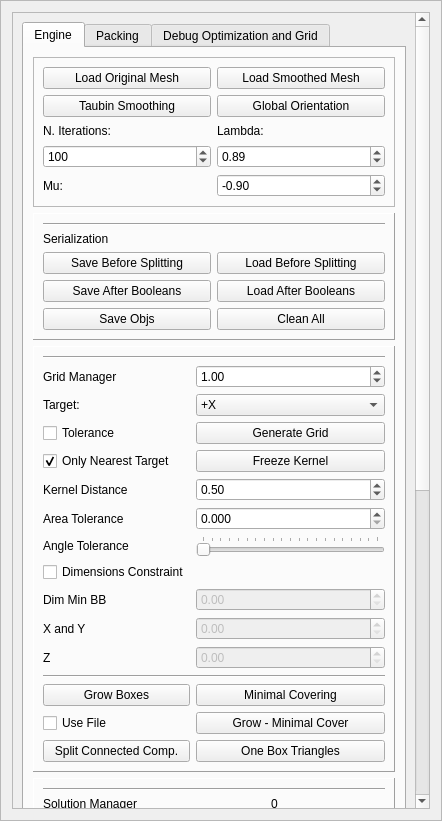
alemuntoni/HeightFieldDecomposition, file GUI/managers/enginemanager.ui: the form before one commit.
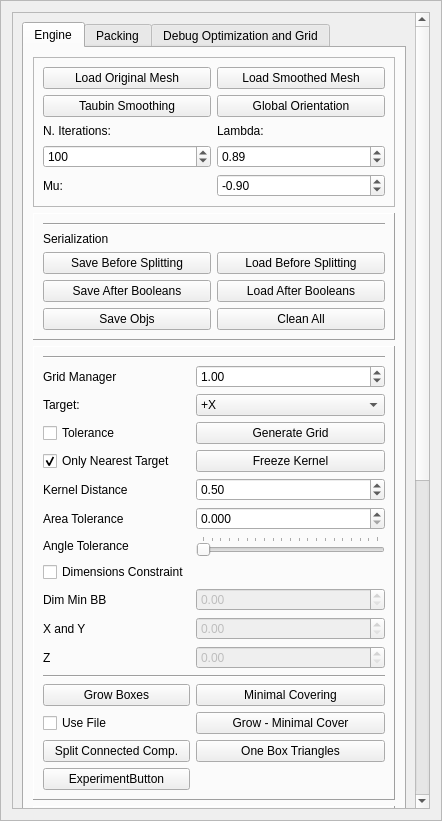
The form after the commit.

Commit message: bipartite graph, some experiments, better parallel optimization

What changed in the file:
```diff
--- a/GUI/managers/enginemanager.ui
+++ b/GUI/managers/enginemanager.ui
@@ -62,9 +62,9 @@
       <property name="geometry">
        <rect>
         <x>0</x>
-        <y>0</y>
-        <width>406</width>
-        <height>1322</height>
+        <y>-271</y>
+        <width>420</width>
+        <height>1467</height>
        </rect>
       </property>
       <property name="sizePolicy">
@@ -668,6 +668,13 @@
                 </property>
                </widget>
               </item>
+              <item row="33" column="0">
+               <widget class="QPushButton" name="experimentButton">
+                <property name="text">
+                 <string>ExperimentButton</string>
+                </property>
+               </widget>
+              </item>
              </layout>
              <zorder>coveredTrianglesPushButton</zorder>
              <zorder>line_8</zorder>
```
Left out of the diff: 1 changed line with no effect on the pictures. The commit also changes 11 other files.
